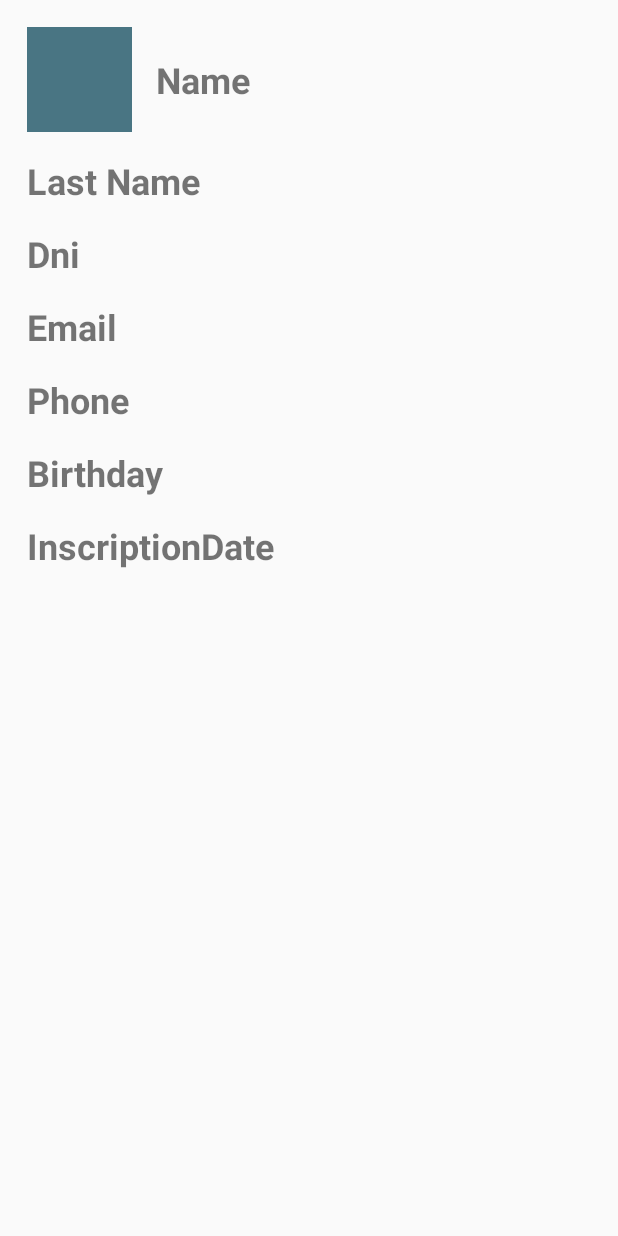
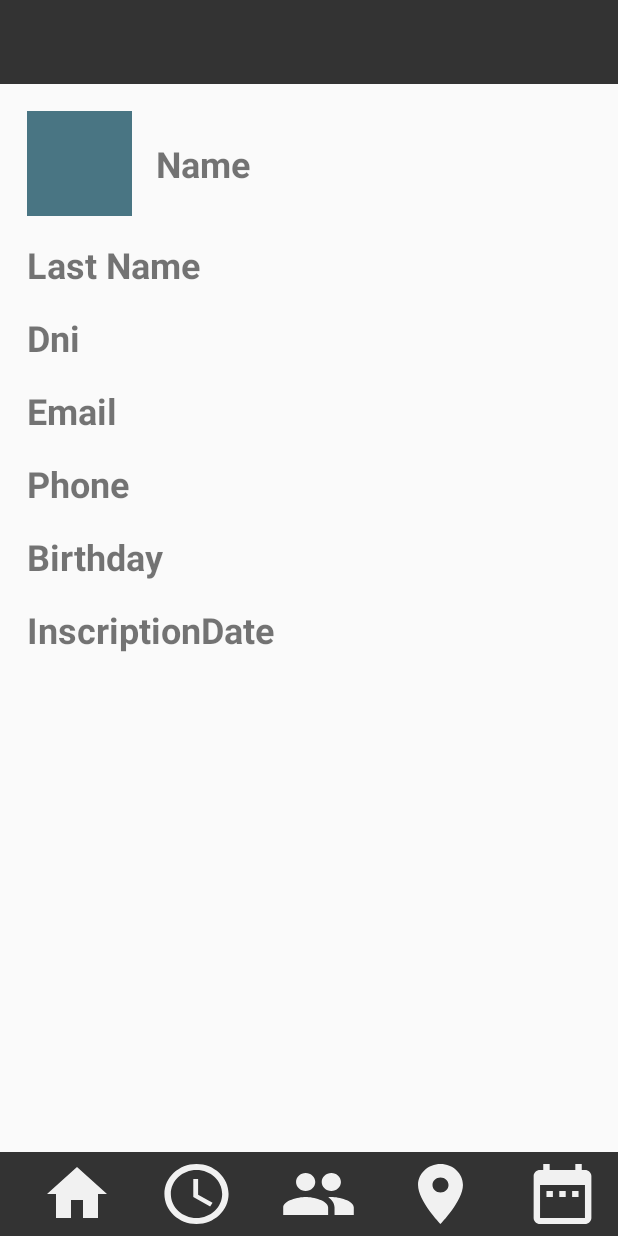
Before and after one commit to lokeon-university/PNET-Android, an Android app: the AssistantDetailActivity screen opened directly, with no data from a screen before it, on a phone screen of 412 x 824 dp. Run offline under Robolectric (Android 15) with nearby library versions, the phone set to English and light mode, and no system bars; 1 statement that could not run was skipped.

Commit message:
assistant detail integrado con barras

```diff
--- a/app/src/main/res/layout/activity_assistant_detail.xml
+++ b/app/src/main/res/layout/activity_assistant_detail.xml
@@ -2,11 +2,29 @@
 <LinearLayout
     xmlns:android="http://schemas.android.com/apk/res/android"
     android:layout_width="match_parent"
-    android:layout_height="match_parent"
+    android:layout_height="wrap_content"
     android:orientation="vertical"
     android:id="@+id/assistant_detail"
+    >
+    <LinearLayout
+        android:layout_width="match_parent"
+        android:layout_height="match_parent">
+        <include
+            android:id="@+id/top_toolbar"
+            layout="@layout/toolbar_top"></include>
+    </LinearLayout>
+<RelativeLayout
+    android:layout_width="match_parent"
+    android:layout_height="wrap_content"
+
+    android:orientation="vertical">
+
+<LinearLayout
+    android:layout_width="match_parent"
+    android:layout_height="wrap_content"
     android:padding="10dp"
-    android:layout_marginBottom="20dp">
+    android:layout_marginBottom="20dp"
+    android:orientation="vertical">
 
     <LinearLayout
         android:layout_width="match_parent"
@@ -34,6 +52,7 @@
 
             />
     </LinearLayout>
+
     <LinearLayout
         android:layout_width="match_parent"
         android:layout_height="match_parent"
@@ -93,6 +112,16 @@
             android:layout_margin="8dp"
             />
     </LinearLayout>
+</LinearLayout>
 
+    <LinearLayout
+        android:layout_width="match_parent"
+        android:layout_height="match_parent">
+        <include
+            android:id="@+id/bottom_toolbar"
+            layout="@layout/toolbar_bottom"></include>
+    </LinearLayout>
+
+</RelativeLayout>
 
 </LinearLayout>
```
